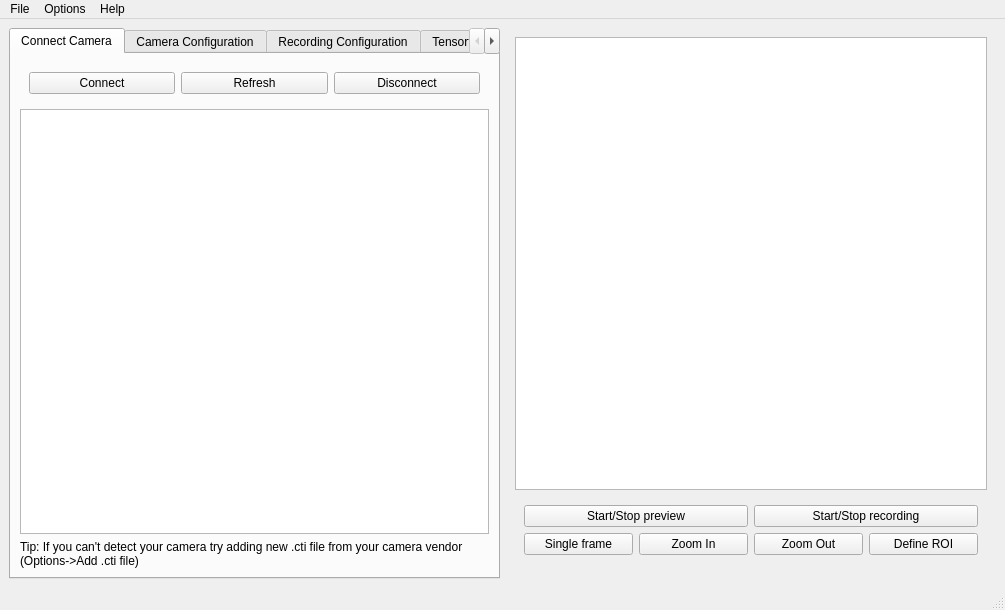
Qt form anubis.ui (xlukas10/anubis) before a commit.
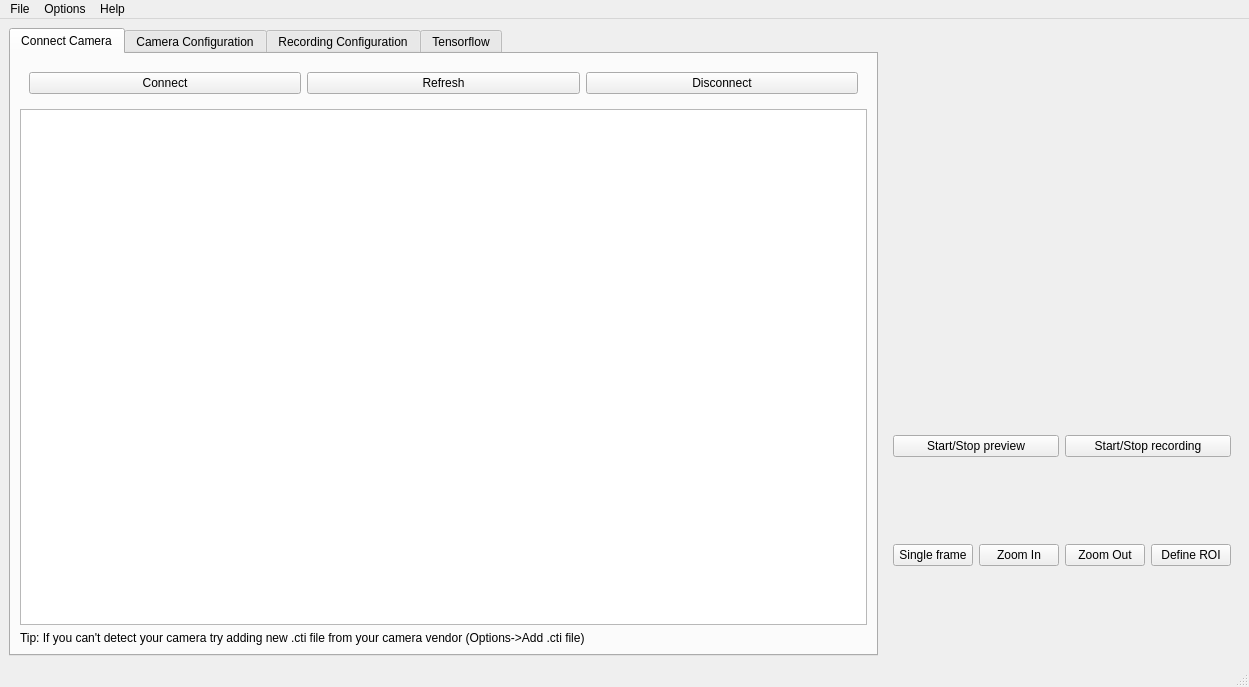
The same form after that commit. Icons and pictures are not drawn.

Commit message: Added live preview when recording. TODO determine dynamically data format

```diff
--- a/anubis.ui
+++ b/anubis.ui
@@ -6,8 +6,8 @@
    <rect>
     <x>0</x>
     <y>0</y>
-    <width>1005</width>
-    <height>610</height>
+    <width>1249</width>
+    <height>687</height>
    </rect>
   </property>
   <property name="windowTitle">
@@ -15,63 +15,6 @@
   </property>
   <widget class="QWidget" name="centralwidget">
    <layout class="QGridLayout" name="gridLayout">
-    <item row="0" column="2">
-     <widget class="QWidget" name="preview_and_control" native="true">
-      <layout class="QVBoxLayout" name="verticalLayout_2">
-       <item>
-        <widget class="QGraphicsView" name="camera_preview"/>
-       </item>
-       <item>
-        <widget class="QWidget" name="widget_controls" native="true">
-         <layout class="QGridLayout" name="gridLayout_4">
-          <item row="1" column="3">
-           <widget class="QPushButton" name="btn_define_roi">
-            <property name="text">
-             <string>Define ROI</string>
-            </property>
-           </widget>
-          </item>
-          <item row="1" column="0">
-           <widget class="QPushButton" name="btn_single_frame">
-            <property name="text">
-             <string>Single frame</string>
-            </property>
-           </widget>
-          </item>
-          <item row="1" column="1">
-           <widget class="QPushButton" name="btn_zoom_in">
-            <property name="text">
-             <string>Zoom In</string>
-            </property>
-           </widget>
-          </item>
-          <item row="1" column="2">
-           <widget class="QPushButton" name="btn_zoom_out">
-            <property name="text">
-             <string>Zoom Out</string>
-            </property>
-           </widget>
-          </item>
-          <item row="0" column="0" colspan="2">
-           <widget class="QPushButton" name="btn_start_preview">
-            <property name="text">
-             <string>Start/Stop preview</string>
-            </property>
-           </widget>
-          </item>
-          <item row="0" column="2" colspan="2">
-           <widget class="QPushButton" name="btn_start_recording">
-            <property name="text">
-             <string>Start/Stop recording</string>
-            </property>
-           </widget>
-          </item>
-         </layout>
-        </widget>
-       </item>
-      </layout>
-     </widget>
-    </item>
     <item row="0" column="0" rowspan="2">
      <widget class="QTabWidget" name="tabs">
       <property name="accessibleName">
@@ -320,6 +263,79 @@
       </widget>
      </widget>
     </item>
+    <item row="0" column="1">
+     <widget class="QWidget" name="preview_and_control" native="true">
+      <layout class="QVBoxLayout" name="verticalLayout_2">
+       <item>
+        <widget class="QLabel" name="camera_preview">
+         <property name="autoFillBackground">
+          <bool>false</bool>
+         </property>
+         <property name="text">
+          <string/>
+         </property>
+         <property name="pixmap">
+          <pixmap>default_preview.png</pixmap>
+         </property>
+         <property name="scaledContents">
+          <bool>true</bool>
+         </property>
+         <property name="indent">
+          <number>-1</number>
+         </property>
+        </widget>
+       </item>
+      </layout>
+     </widget>
+    </item>
+    <item row="1" column="1">
+     <widget class="QWidget" name="widget_controls" native="true">
+      <layout class="QGridLayout" name="gridLayout_4">
+       <item row="0" column="2" colspan="2">
+        <widget class="QPushButton" name="btn_start_recording">
+         <property name="text">
+          <string>Start/Stop recording</string>
+         </property>
+        </widget>
+       </item>
+       <item row="0" column="0" colspan="2">
+        <widget class="QPushButton" name="btn_start_preview">
+         <property name="text">
+          <string>Start/Stop preview</string>
+         </property>
+        </widget>
+       </item>
+       <item row="1" column="0">
+        <widget class="QPushButton" name="btn_single_frame">
+         <property name="text">
+          <string>Single frame</string>
+         </property>
+        </widget>
+       </item>
+       <item row="1" column="1">
+        <widget class="QPushButton" name="btn_zoom_in">
+         <property name="text">
+          <string>Zoom In</string>
+         </property>
+        </widget>
+       </item>
+       <item row="1" column="2">
+        <widget class="QPushButton" name="btn_zoom_out">
+         <property name="text">
+          <string>Zoom Out</string>
+         </property>
+        </widget>
+       </item>
+       <item row="1" column="3">
+        <widget class="QPushButton" name="btn_define_roi">
+         <property name="text">
+          <string>Define ROI</string>
+         </property>
+        </widget>
+       </item>
+      </layout>
+     </widget>
+    </item>
    </layout>
   </widget>
   <widget class="QMenuBar" name="menubar">
@@ -327,7 +343,7 @@
     <rect>
      <x>0</x>
      <y>0</y>
-     <width>1005</width>
+     <width>1249</width>
      <height>26</height>
     </rect>
    </property>
```
The commit also changes 4 other files.
